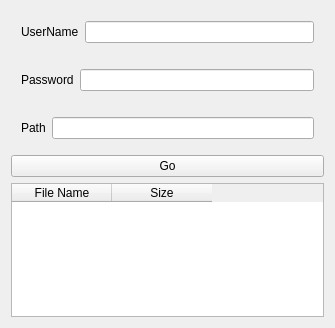
korantu/sheerserver, file FenClientHttp/form.ui: the form before one commit.
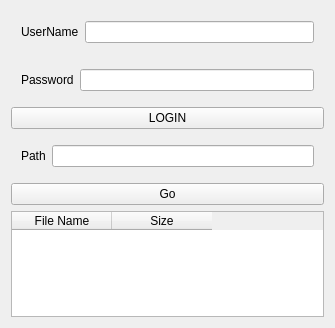
The form after the commit.

The edit to the form file:
```diff
--- a/FenClientHttp/form.ui
+++ b/FenClientHttp/form.ui
@@ -66,6 +66,13 @@
      </item>
     </layout>
    </item>
+   <item>
+    <widget class="QPushButton" name="m_oConnectPushButton">
+     <property name="text">
+      <string>LOGIN</string>
+     </property>
+    </widget>
+   </item>
    <item>
     <layout class="QHBoxLayout" name="horizontalLayout_3">
      <property name="leftMargin">
```
